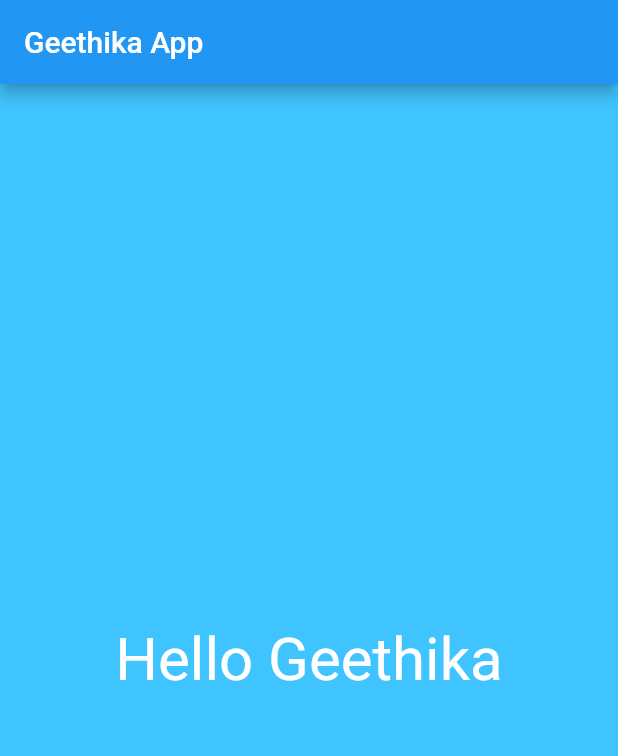
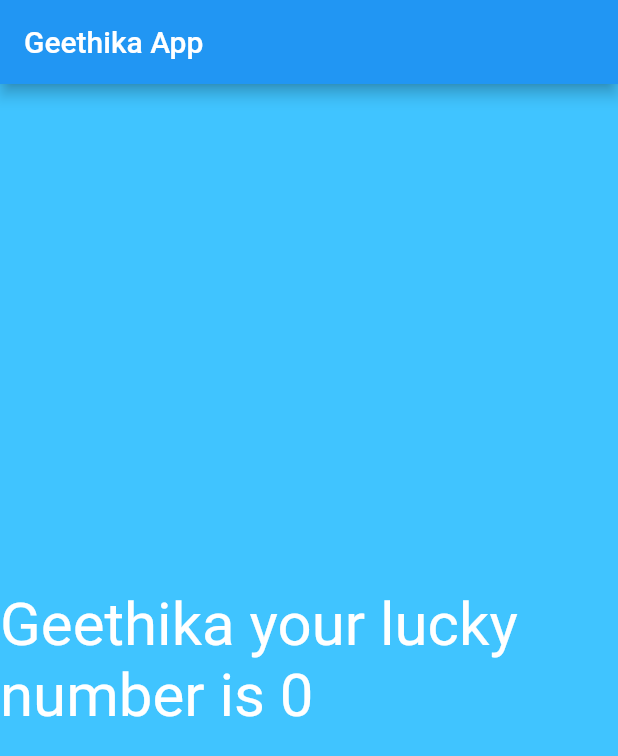
Before and after one commit to PhalugunaRao/FlutterLearning, a Flutter app: the screen it shows after launch, on a phone screen of 412 x 824 dp. Shown: the top 756 px of the screen. Run offline on Flutter 3.47's test engine with Material 2 defaults, Android fonts, the phone set to English and light mode, and no system bars.

```diff
--- a/lib/app_screens/first_screen.dart
+++ b/lib/app_screens/first_screen.dart
@@ -1,12 +1,15 @@
+import 'dart:math';
+
 import 'package:flutter/material.dart';
 
 class FirstScreen extends StatelessWidget{
+
   @override
   Widget build(BuildContext context) {
     return Material(
       color: Colors.lightBlueAccent,
       child: Center(child: Text(
-        "Hello Geethika",
+        "Geethika your lucky number is ${generateLuckNumber()}",
         textDirection: TextDirection.ltr,
         style: TextStyle(color: Colors.white,fontSize: 40.0),
       ) ,
@@ -14,4 +17,10 @@ class FirstScreen extends StatelessWidget{
     );
   }
 
+  int generateLuckNumber(){
+    var random = Random();
+    int luckyNumber = random.nextInt(10);
+    return luckyNumber;
+  }
+
 }
```
